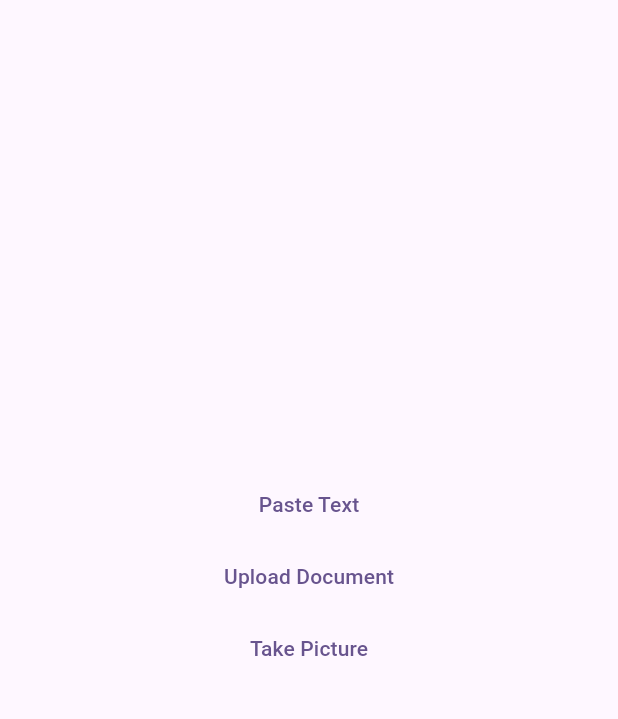
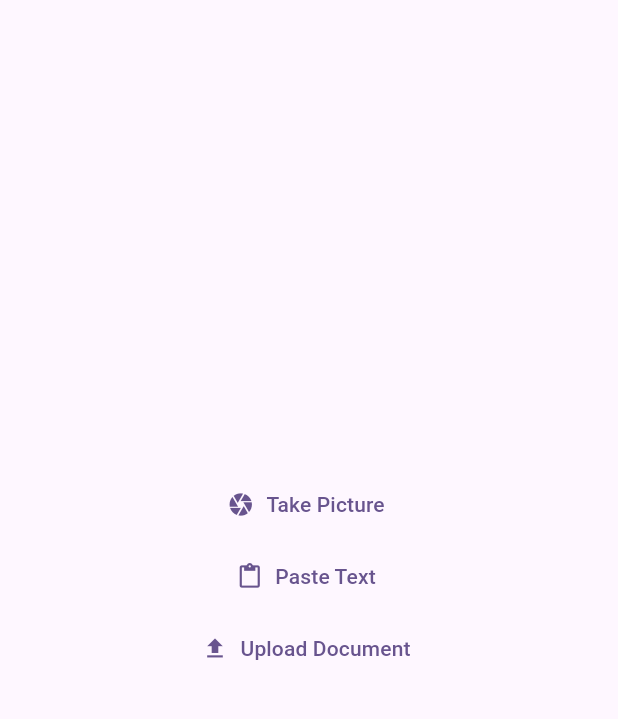
Before and after one commit to skiluk/comprehelper, a Flutter app: the screen it shows after launch, on a phone screen of 412 x 824 dp, the part 84-803 px from its top. Run offline on Flutter 3.47's test engine with Material 3 defaults, Android fonts, the phone set to English and light mode, and no system bars; our stand-ins replace camera.

Commit message:
Added more

```diff
--- a/lib/main.dart
+++ b/lib/main.dart
@@ -60,9 +60,20 @@ class _MyHomePageState extends State<MyHomePage> {
         child: Column(
           mainAxisAlignment: MainAxisAlignment.center,
           children: <Widget>[
-            TextButton(onPressed: openTextDialog, child: const Text('Paste Text')),
-            TextButton(onPressed: uploadDocument, child: const Text('Upload Document')),
-            TextButton(onPressed: openCamera, child: const Text('Take Picture'))
+            TextButton.icon(
+                icon: const Icon(Icons.camera),
+                label: const Text('Take Picture'),
+                onPressed: openCamera),
+            TextButton.icon(
+              icon: const Icon(Icons.paste),
+              label: const Text('Paste Text'),
+              onPressed: openTextDialog,
+            ),
+            TextButton.icon(
+              icon: const Icon(Icons.upload),
+              label: const Text('Upload Document'),
+              onPressed: uploadDocument,
+            ),
           ],
         ),
       ),
@@ -112,8 +123,14 @@ class _MyHomePageState extends State<MyHomePage> {
         context: context,
         builder: (BuildContext context) {
           return Stack(children: [
-            CameraPreview(camController),
-            IconButton(onPressed: takePicture, icon: const Icon(Icons.camera)),
+            Expanded(child: CameraPreview(camController)),
+            Align(
+                alignment: Alignment.bottomCenter,
+                child: IconButton(
+                    onPressed: takePicture,
+                    icon: const Icon(Icons.camera),
+                    iconSize: 60,
+                    color: Colors.orange)),
           ]);
         },
       );
@@ -134,6 +151,7 @@ class _MyHomePageState extends State<MyHomePage> {
 
   void takePicture() async {
     final XFile file = await camController.takePicture();
+    Navigator.of(context).pop();
     Gpthelper.apiHelper(image: file);
   }
 }
```
Also changed, not shown: 1 other file.
